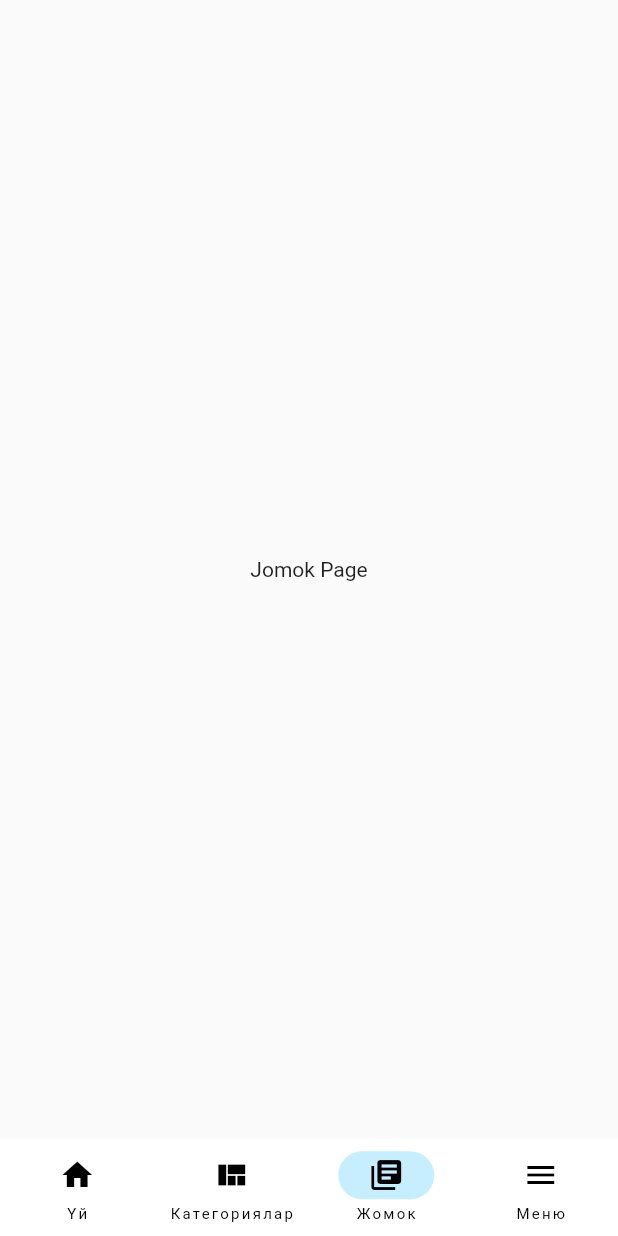
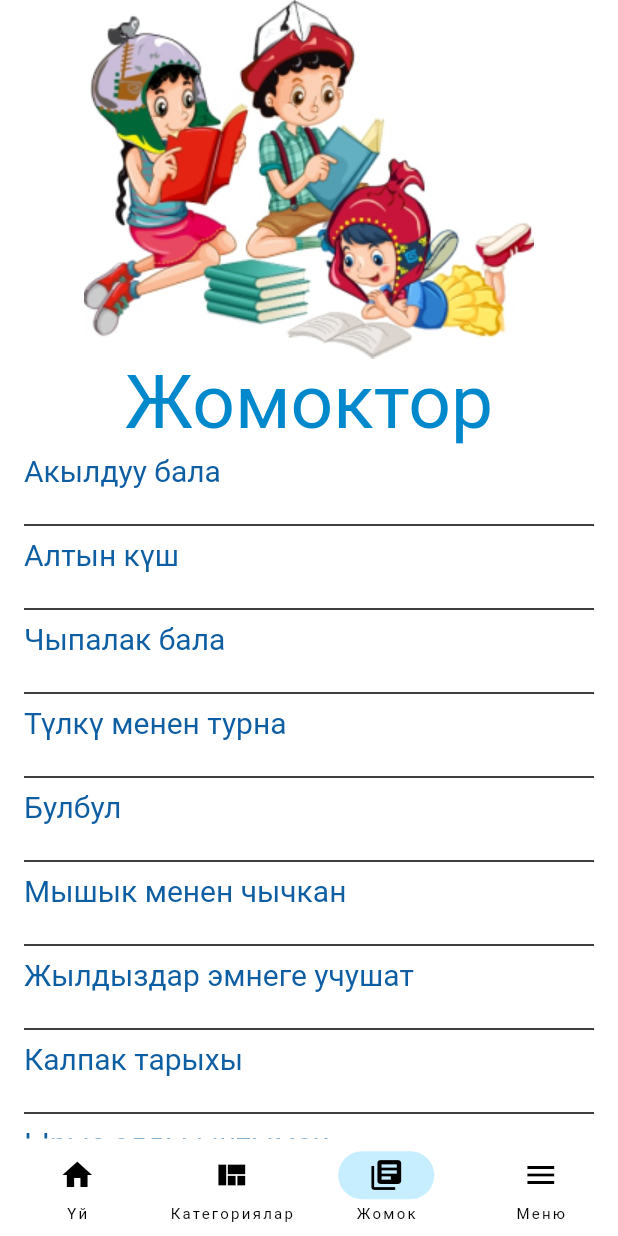
Before and after one commit to abdybekusyimyk/tilbil, a Flutter app: the screen it shows after launch, item 3 of the bottom bar chosen, on a phone screen of 412 x 824 dp. Run offline on Flutter 3.47's test engine with Material 2 defaults, Android fonts, the phone set to English and light mode, and no system bars; our stand-ins replace bloc, flutter_bloc, flutter_svg, go_router; generated files the repository leaves out were written again.

Commit message:
jomoktor

```diff
--- a/lib/src/app_constants/text_app.dart
+++ b/lib/src/app_constants/text_app.dart
@@ -39,3 +39,21 @@ class AppText {
   static const String jerjemishter = 'Жер жемиштер';
   static const String momojemishter = 'Мөмө жемиштер';
 }
+List<String> appText = [
+  AppText.akylduubala,
+  AppText.altynkush,
+  AppText.chypalakbala,
+  AppText.tulkuturna,
+  AppText.bulbul,
+  AppText.myshykchychkan,
+  AppText.jyldyzdar,
+  AppText.kalpaktahyxy,
+  AppText.yrys,
+  AppText.topusun,
+  AppText.buguene,
+  AppText.komuz,
+  AppText.akylkarachach,
+  AppText.abyshkadoo,
+  AppText.akmenenkara,
+  AppText.padyshnyn,
+];
--- a/lib/src/modules/fairy_tales/view/fairy_tales_view.dart
+++ b/lib/src/modules/fairy_tales/view/fairy_tales_view.dart
@@ -1,134 +1,49 @@
 import 'package:flutter/material.dart';
-// import 'package:tilbil/src/app/theme/theme.dart';
-// import 'package:tilbil/src/app_constants/app_constants.dart';
-// import 'package:tilbil/src/app_constants/app_spaces.dart';
-// import 'package:tilbil/src/app_widgets/others/divi_line.dart';
-// import 'package:tilbil/src/app_widgets/others/info_widget.dart';
+import 'package:tilbil/src/app/theme/theme.dart';
+import 'package:tilbil/src/app_constants/app_constants.dart';
 
 class FairyTalesView extends StatelessWidget {
   const FairyTalesView({super.key});
 
   @override
   Widget build(BuildContext context) {
-    return const Scaffold(
-      body: Center(
-        child: Text('Jomok Page'),
+    return Scaffold(
+      backgroundColor: Colors.white,
+      body: SingleChildScrollView(
+        child: Column(
+          children: [
+            Image.asset(
+              'assets/images/1.png',
+            ),
+            const Text(
+              AppText.jomoktor,
+              style: AppTextStyles.robotoblue13w400,
+            ),
+            ListView.builder(
+              physics: const ScrollPhysics(),
+              shrinkWrap: true,
+              itemCount: appText.length,
+              prototypeItem: ListTile(
+                title: Text(appText.first),
+
+              ),
+              itemBuilder: (BuildContext context, index) {
+                return ListTile(
+                  title: Text(
+                    appText[index],
+                    style: AppTextStyles.robotobluee13w400,
+                  ),
+                  subtitle: const Divider(
+                    thickness: 1,
+                    color: Colors.black,
+                    height: 50,
+                  ),
+                );
+              },
+            ),
+          ],
+        ),
       ),
-      // body: SafeArea(
-      // child: ListView(
-      //   padding: const EdgeInsets.all(8),
-      //   children: [
-      //     Center(
-      //       child: Image.asset('assets/images/1.png'),
-      //     ),
-      //     const Center(
-      //   child: Text(
-      //     AppText.jomoktor,
-      //     style: AppTextStyles.robotoblue13w400,
-      //   ),
-      // ),
-      // AppSpace.sized15,
-      // const Text(
-      //   AppText.akylduubala,
-      //   style: AppTextStyles.robotobluee13w400,
-      // ),
-      // DiviLine(
-      //   thickness: 3,
-      //   color: Colors.black,
-      // ),
-      // AppSpace.sized20,
-      // const Text(
-      //   AppText.altynkush,
-      //   style: AppTextStyles.robotobluee13w400,
-      // ),
-      // DiviLine(),
-      // AppSpace.sized20,
-      // const Text(
-      //   AppText.chypalakbala,
-      //   style: AppTextStyles.robotobluee13w400,
-      // ),
-      // DiviLine(),
-      // AppSpace.sized20,
-      // const Text(
-      //   AppText.tulkuturna,
-      //   style: AppTextStyles.robotobluee13w400,
-      // ),
-      // DiviLine(),
-      // AppSpace.sized20,
-      // const Text(
-      //   AppText.bulbul,
-      //   style: AppTextStyles.robotobluee13w400,
-      // ),
-      // DiviLine(),
-      // AppSpace.sized15,
-      // const Text(
-      //   AppText.myshykchychkan,
-      //   style: AppTextStyles.robotobluee13w400,
-      // ),
-      // DiviLine(),
-      // AppSpace.sized20,
-      // const Text(
-      //   AppText.jyldyzdar,
-      //   style: AppTextStyles.robotobluee13w400,
-      // ),
-      // DiviLine(),
-      // AppSpace.sized20,
-      // const Text(
-      //   AppText.kalpaktahyxy,
-      //   style: AppTextStyles.robotobluee13w400,
-      // ),
-      // DiviLine(),
-      // AppSpace.sized20,
-      // const Text(
-      //   AppText.yrys,
-      //   style: AppTextStyles.robotobluee13w400,
-      // ),
-      // DiviLine(),
-      // AppSpace.sized20,
-      // const Text(
-      //   AppText.topusun,
-      //   style: AppTextStyles.robotobluee13w400,
-      // ),
-      // DiviLine(),
-      // AppSpace.sized15,
-      // const Text(
-      //   AppText.buguene,
-      //   style: AppTextStyles.robotobluee13w400,
-      // ),
-      // DiviLine(),
-      // AppSpace.sized20,
-      // const Text(
-      //   AppText.komuz,
-      //   style: AppTextStyles.robotobluee13w400,
-      // ),
-      // DiviLine(),
-      // AppSpace.sized20,
-      // const Text(
-      //   AppText.akylkarachach,
-      //   style: AppTextStyles.robotobluee13w400,
-      // ),
-      // DiviLine(),
-      // AppSpace.sized20,
-      // const Text(
-      //   AppText.abyshkadoo,
-      //   style: AppTextStyles.robotobluee13w400,
-      // ),
-      // DiviLine(),
-      // AppSpace.sized20,
-      // const Text(
-      //   AppText.akmenenkara,
-      //   style: AppTextStyles.robotobluee13w400,
-      // ),
-      // DiviLine(),
-      // AppSpace.sized15,
-      // const Text(
-      //   AppText.padyshnyn,
-      //   style: AppTextStyles.robotobluee13w400,
-      // ),
-      // DiviLine(),
-      //     ],
-      //   ),
-      // ),
     );
   }
 }
```
Also changed, not shown: 1 other file.
